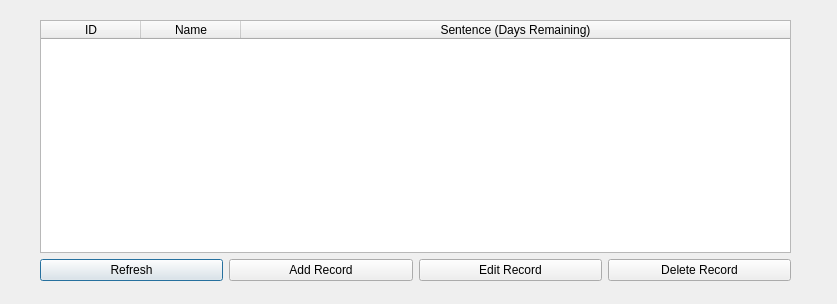
AmirQadir/PrisonManagementSystem, file table.ui: the form before one commit.
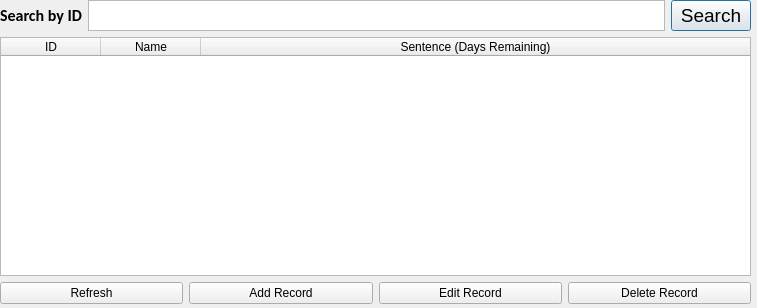
The form after the commit.

Commit message: search button

Patch:
```diff
--- a/table.ui
+++ b/table.ui
@@ -6,8 +6,8 @@
    <rect>
     <x>0</x>
     <y>0</y>
-    <width>837</width>
-    <height>304</height>
+    <width>757</width>
+    <height>308</height>
    </rect>
   </property>
   <property name="windowTitle">
@@ -16,13 +16,54 @@
   <widget class="QWidget" name="verticalLayoutWidget">
    <property name="geometry">
     <rect>
-     <x>40</x>
-     <y>20</y>
+     <x>0</x>
+     <y>0</y>
      <width>751</width>
-     <height>261</height>
+     <height>304</height>
     </rect>
    </property>
    <layout class="QVBoxLayout" name="verticalLayout">
+    <item>
+     <layout class="QHBoxLayout" name="horizontalLayout_2">
+      <item>
+       <widget class="QLabel" name="label">
+        <property name="font">
+         <font>
+          <family>Calibri</family>
+          <pointsize>12</pointsize>
+          <weight>75</weight>
+          <bold>true</bold>
+         </font>
+        </property>
+        <property name="text">
+         <string>Search by ID</string>
+        </property>
+       </widget>
+      </item>
+      <item>
+       <widget class="QTextEdit" name="textEdit">
+        <property name="sizePolicy">
+         <sizepolicy hsizetype="Expanding" vsizetype="Ignored">
+          <horstretch>0</horstretch>
+          <verstretch>0</verstretch>
+         </sizepolicy>
+        </property>
+       </widget>
+      </item>
+      <item>
+       <widget class="QPushButton" name="pushButton_5">
+        <property name="font">
+         <font>
+          <pointsize>14</pointsize>
+         </font>
+        </property>
+        <property name="text">
+         <string>Search</string>
+        </property>
+       </widget>
+      </item>
+     </layout>
+    </item>
     <item>
      <widget class="QTableWidget" name="tableWidget">
       <attribute name="horizontalHeaderCascadingSectionResizes">
```
The commit also changes 1 other file.
